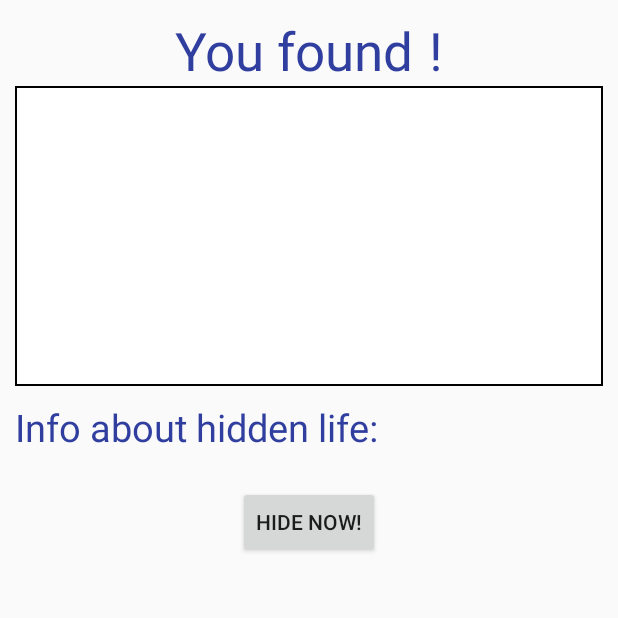
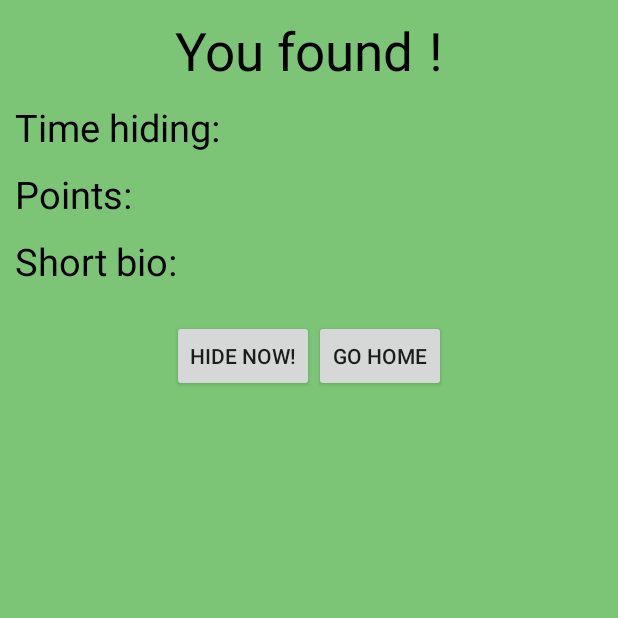
Before and after one commit to chi-jams/FindingTrashPanda, an Android app: the FoundPandaFragment screen opened directly, with no data from a screen before it, on a phone screen of 412 x 824 dp, the top half of it. Run offline under Robolectric (Android 15) with nearby library versions, the light colour scheme and no system bars; our stand-ins replace Firebase (no records; nobody signed in at launch, a user with empty details on screens opened directly); libraries missing offline, so code that uses them is left out: com.firebase.ui.

Commit message:
Changed some color scheming

```diff
--- a/app/src/main/java/com/fractalteaparty/findingtrashpanda/FoundPandaFragment.java
+++ b/app/src/main/java/com/fractalteaparty/findingtrashpanda/FoundPandaFragment.java
@@ -41,7 +41,6 @@ public class FoundPandaFragment extends AuthFrag {
         View v = inflater.inflate(R.layout.fragment_found_panda, view, false);
 
         //get NFC panda info
-        mPandaImage = v.findViewById(R.id.panda_picture);
         mPandaName = v.findViewById(R.id.panda_name);
         mPandaInfo = v.findViewById(R.id.hidden_life_info);
 
--- a/app/src/main/java/com/fractalteaparty/findingtrashpanda/ViewPagerActivity.java
+++ b/app/src/main/java/com/fractalteaparty/findingtrashpanda/ViewPagerActivity.java
@@ -53,7 +53,7 @@ public class ViewPagerActivity extends AuthActivity {
                 startActivity(i);
             }
         });
-        mPandaFab.setBackgroundTintList(ColorStateList.valueOf(Color.BLUE));
+        mPandaFab.setBackgroundTintList(ColorStateList.valueOf(Color.rgb(124,197,118)));
 
         mViewPager = (ViewPager) findViewById(R.id.home_pager);
         FragmentManager fm = getSupportFragmentManager();
--- a/app/src/main/res/layout/fragment_found_panda.xml
+++ b/app/src/main/res/layout/fragment_found_panda.xml
@@ -5,7 +5,8 @@
     android:layout_width="match_parent"
     android:layout_height="match_parent"
     android:orientation="vertical"
-    android:padding="10dp">
+    android:padding="10dp"
+    android:background="@color/colorAccent">
 
     <LinearLayout
         android:layout_width="wrap_content"
@@ -16,9 +17,10 @@
         <TextView
             android:layout_width="wrap_content"
             android:layout_height="wrap_content"
+            android:text="@string/found"
+            android:textAppearance="@style/TextAppearance.AppCompat"
             android:textColor="@color/colorPrimaryDark"
-            android:textSize="35sp"
-            android:text="@string/found"/>
+            android:textSize="35sp" />
 
         <TextView
             android:id="@+id/panda_name"
@@ -38,11 +40,26 @@
 
     </LinearLayout>
 
-    <ImageView
-        android:id="@+id/panda_picture"
+    <TextView
         android:layout_width="match_parent"
-        android:layout_height="200dp"
-        android:background="@drawable/imageview_border"/>
+        android:layout_height="wrap_content"
+        android:textColor="@color/colorPrimaryDark"
+        android:textSize="25sp"
+        android:layout_marginTop="10dp"
+        android:text="@string/time_hiding"
+        />
+
+    <TextView
+        android:layout_width="match_parent"
+        android:layout_height="wrap_content"
+        android:textColor="@color/colorPrimaryDark"
+        android:textSize="25sp"
+        android:layout_marginTop="10dp"
+        android:text="@string/points"
+        />
+
+
+
 
     <TextView
         android:layout_width="match_parent"
@@ -60,18 +77,31 @@
         android:textColor="#000000"
         android:textSize="16sp"
         tools:text="@string/lorem_ipsum"/>
+
+
+
+
     <LinearLayout
         android:layout_width="wrap_content"
         android:layout_height="wrap_content"
         android:layout_gravity="center">
         <Button
+            android:layout_gravity="center"
             android:id="@+id/hide_now_button"
             android:layout_width="wrap_content"
             android:layout_height="wrap_content"
             android:text="@string/hide_now" />
+        <Button
+            android:layout_gravity="center"
+            android:layout_width="wrap_content"
+            android:layout_height="wrap_content"
+            android:text="@string/go_home"/>
+
 
 
     </LinearLayout>
 
 
+
+
 </LinearLayout>
--- a/app/src/main/res/values/colors.xml
+++ b/app/src/main/res/values/colors.xml
@@ -1,6 +1,6 @@
 <?xml version="1.0" encoding="utf-8"?>
 <resources>
-    <color name="colorPrimary">#3F51B5</color>
-    <color name="colorPrimaryDark">#303F9F</color>
-    <color name="colorAccent">#FF4081</color>
+    <color name="colorPrimary">#636363</color>
+    <color name="colorPrimaryDark">#000000</color>
+    <color name="colorAccent">#7cc576</color>
 </resources>
--- a/app/src/main/res/values/strings.xml
+++ b/app/src/main/res/values/strings.xml
@@ -5,7 +5,7 @@
     <string name="exclamation_point">!</string>
     <string name="found_panda">I found you!</string>
     <string name="found_steve">You found Steve!</string>
-    <string name="hidden_life_info">Info about hidden life:</string>
+    <string name="hidden_life_info">Short bio:</string>
     <string name="lorem_ipsum">Lorem ipsum dolor sit amet, consectetur adipiscing
         elit, sed do eiusmod tempor incididunt ut labore et dolore magna aliqua.
         Ut enim ad minim veniam, quis nostrud exercitation ullamco laboris nisi ut
@@ -35,4 +35,6 @@
     <string name="sign_out">Sign Out</string>
     <string name="hide_now">Hide now!</string>
     <string name="go_back">Go back</string>
+    <string name="go_home">Go home</string>
+    <string name="time_hiding">Time hiding:</string>
 </resources>
```
Also changed, not shown: app/src/main/res/layout/fragment_found_instructions.xml (+7 -5 lines), app/src/main/res/layout/fragment_hide_instructions.xml (+10 -6 lines).
